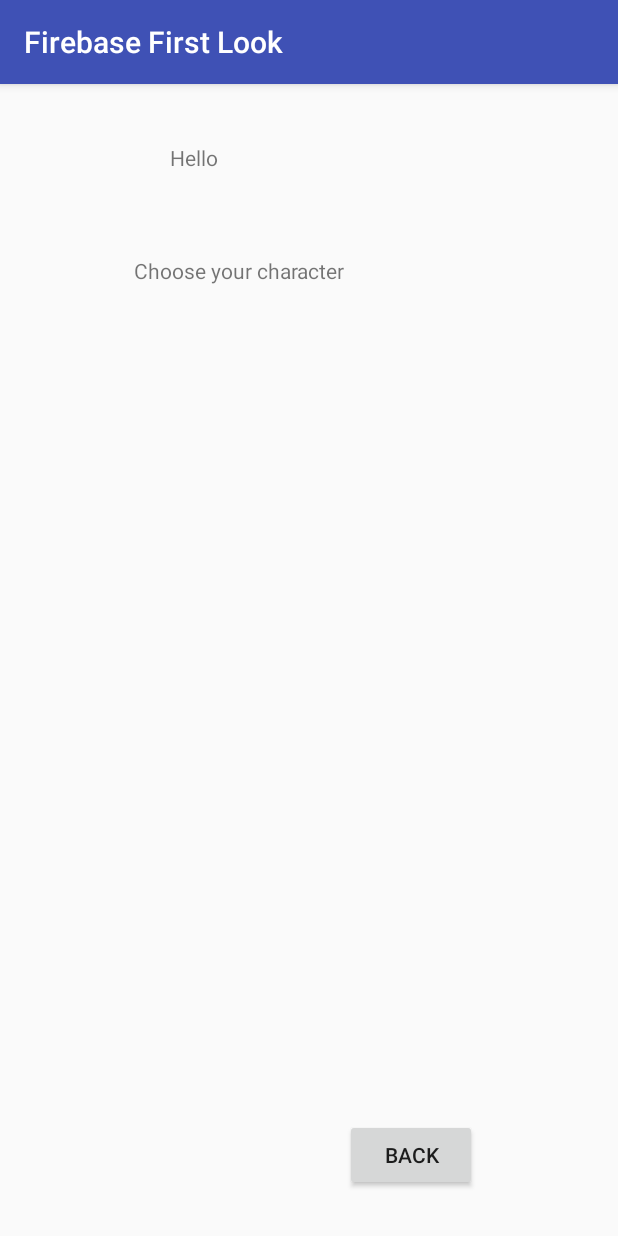
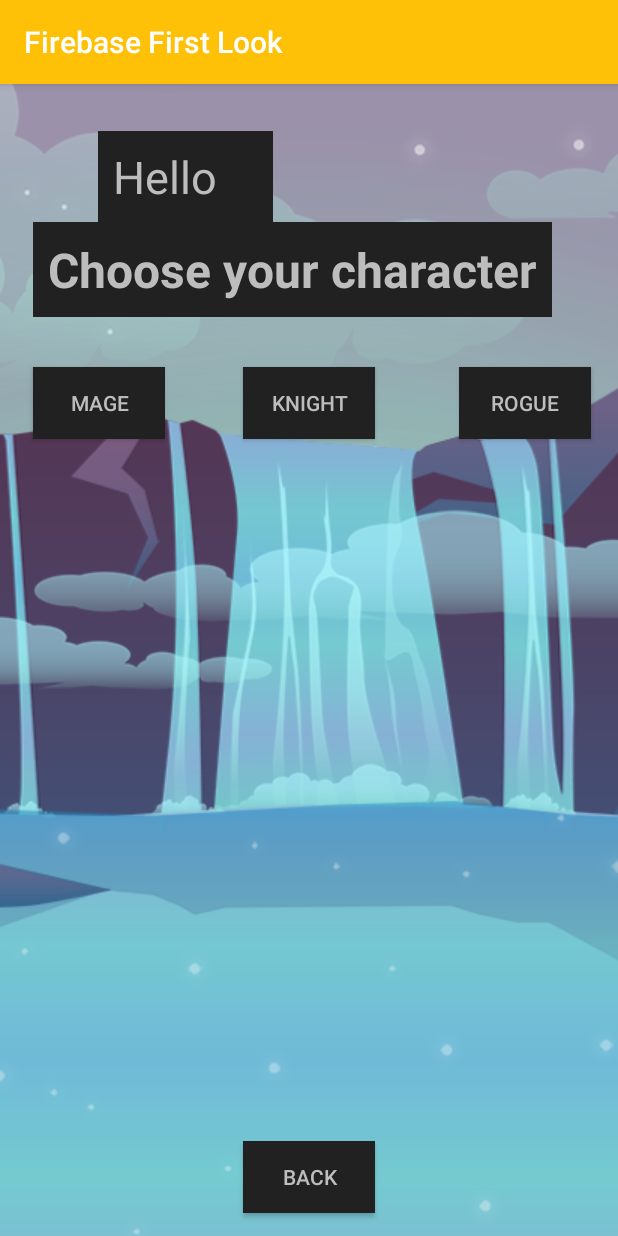
Before and after one commit to bytao7mao/ZombieTextGame, an Android app: the NewGame screen opened directly, with no data from a screen before it, on a phone screen of 412 x 824 dp. Run offline under Robolectric (Android 15) with nearby library versions, the phone set to English and light mode, and no system bars.

Commit message:
design xml v1.1

```diff
--- a/app/src/main/res/layout/activity_new_game.xml
+++ b/app/src/main/res/layout/activity_new_game.xml
@@ -1,21 +1,30 @@
 <?xml version="1.0" encoding="utf-8"?>
-<RelativeLayout
-    xmlns:android="http://schemas.android.com/apk/res/android"
+<RelativeLayout xmlns:android="http://schemas.android.com/apk/res/android"
     xmlns:tools="http://schemas.android.com/tools"
     android:layout_width="match_parent"
-    android:layout_height="match_parent">
+    android:layout_height="match_parent"
+    xmlns:app="http://schemas.android.com/apk/res-auto">
+
+    <ImageView
+        android:layout_width="match_parent"
+        android:layout_height="match_parent"
+        android:alpha="0.9"
+        android:scaleType="center"
+        app:srcCompat="@raw/game_background" />
 
     <TextView
         android:id="@+id/textView5"
         android:layout_width="wrap_content"
         android:layout_height="wrap_content"
-        android:layout_alignParentLeft="true"
-        android:layout_alignParentStart="true"
+        android:layout_alignLeft="@+id/firstChoice"
+        android:layout_alignStart="@+id/firstChoice"
         android:layout_below="@+id/textView6"
-        android:layout_marginLeft="89dp"
-        android:layout_marginStart="89dp"
-        android:layout_marginTop="56dp"
+        android:background="#212121"
+        android:padding="10dp"
         android:text="Choose your character"
+        android:textColor="@color/colorAccent"
+        android:textSize="32sp"
+        android:textStyle="bold"
         tools:layout_editor_absoluteX="122dp"
         tools:layout_editor_absoluteY="97dp" />
 
@@ -25,11 +34,13 @@
         android:layout_height="wrap_content"
         android:layout_alignBaseline="@+id/userName"
         android:layout_alignBottom="@+id/userName"
-        android:layout_alignLeft="@+id/textView5"
-        android:layout_alignStart="@+id/textView5"
-        android:layout_marginLeft="24dp"
-        android:layout_marginStart="24dp"
+        android:layout_toLeftOf="@+id/secondChoice"
+        android:layout_toStartOf="@+id/secondChoice"
+        android:background="#212121"
+        android:padding="10dp"
         android:text="Hello "
+        android:textColor="@color/colorAccent"
+        android:textSize="30sp"
         tools:layout_editor_absoluteX="163dp"
         tools:layout_editor_absoluteY="28dp" />
 
@@ -38,10 +49,14 @@
         android:layout_width="wrap_content"
         android:layout_height="wrap_content"
         android:layout_alignParentTop="true"
-        android:layout_marginTop="39dp"
+        android:layout_marginTop="31dp"
         android:layout_toEndOf="@+id/textView6"
         android:layout_toRightOf="@+id/textView6"
+        android:background="#212121"
+        android:padding="10dp"
         android:text="name "
+        android:textColor="@color/colorAccent"
+        android:textSize="30sp"
         tools:layout_editor_absoluteX="204dp"
         tools:layout_editor_absoluteY="28dp" />
 
@@ -50,8 +65,47 @@
         android:layout_width="wrap_content"
         android:layout_height="wrap_content"
         android:layout_alignParentBottom="true"
-        android:layout_marginBottom="30dp"
-        android:layout_toEndOf="@+id/textView5"
-        android:layout_toRightOf="@+id/textView5"
+        android:layout_centerHorizontal="true"
+        android:layout_marginBottom="15dp"
+        android:background="#212121"
+        android:textColor="@color/colorAccent"
         android:text="Back" />
+
+    <Button
+        android:id="@+id/firstChoice"
+        android:layout_width="wrap_content"
+        android:layout_height="wrap_content"
+        android:layout_alignParentLeft="true"
+        android:layout_alignParentStart="true"
+        android:layout_below="@+id/textView5"
+        android:background="#212121"
+        android:textColor="@color/colorAccent"
+        android:layout_marginLeft="22dp"
+        android:layout_marginStart="22dp"
+        android:layout_marginTop="33dp"
+        android:text="Mage" />
+
+    <Button
+        android:id="@+id/secondChoice"
+        android:layout_width="wrap_content"
+        android:layout_height="wrap_content"
+        android:layout_alignEnd="@+id/backBtn"
+        android:background="#212121"
+        android:textColor="@color/colorAccent"
+        android:layout_alignRight="@+id/backBtn"
+        android:layout_alignTop="@+id/firstChoice"
+        android:text="Knight" />
+
+    <Button
+        android:id="@+id/thirdChoice"
+        android:layout_width="wrap_content"
+        android:layout_height="wrap_content"
+        android:background="#212121"
+        android:textColor="@color/colorAccent"
+        android:layout_alignParentEnd="true"
+        android:layout_alignParentRight="true"
+        android:layout_alignTop="@+id/secondChoice"
+        android:layout_marginEnd="18dp"
+        android:layout_marginRight="18dp"
+        android:text="Rogue" />
 </RelativeLayout>
--- a/app/src/main/res/values/colors.xml
+++ b/app/src/main/res/values/colors.xml
@@ -1,6 +1,6 @@
 <?xml version="1.0" encoding="utf-8"?>
 <resources>
-    <color name="colorPrimary">#3F51B5</color>
-    <color name="colorPrimaryDark">#303F9F</color>
-    <color name="colorAccent">#FF4081</color>
+    <color name="colorPrimary">#FFC107</color>
+    <color name="colorPrimaryDark">#FFA000</color>
+    <color name="colorAccent">#BDBDBD</color>
 </resources>
--- a/app/src/main/res/values/strings.xml
+++ b/app/src/main/res/values/strings.xml
@@ -1,5 +1,8 @@
 <resources>
     <string name="app_name">Firebase First Look</string>
-    <string name="text_first_layout">led and when nothing prevents our being able to do what we like best, every pleasure is to be welcomed and every pain avoided. But in certain circumstances and owing to the claims of duty or the obligations of business it will frequently occur that pleasures have to be repudiated and annoyances accepted. The wise man therefore always holds in these matters to this principle of selection: he rejects pleasures to secure other greater pleasures, or else he endures pains to avoid worse pains.</string>
+    <string name="text_first_layout">At vero eos et accusamus et iusto odio dignissimos ducimus,
+        qui blanditiis praesentium voluptatum deleniti atque corrupti, quos dolores
+        et quas molestias excepturi sint, obcaecati cupiditate non-provident, similiq
+        ue sunt in culpa.</string>
 
 </resources>
```
Also changed, not shown: app/src/main/res/layout/activity_main.xml (+30 -30 lines), app/src/main/res/layout/activity_sign_in.xml (+8 -8 lines), app/src/main/res/raw/game_background.png (added), app/src/main/res/raw/z1.jpg (added).
